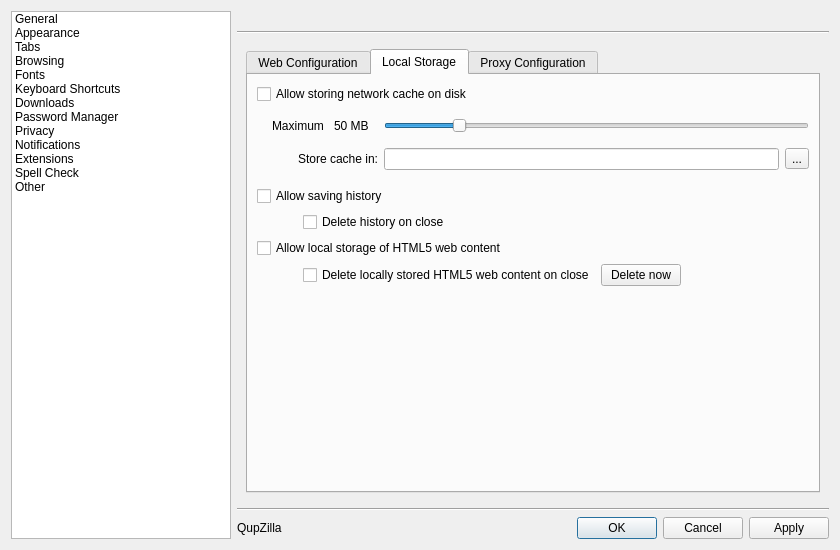
Old version of the form src/lib/preferences/preferences.ui in the repository QupZilla/qupzilla.
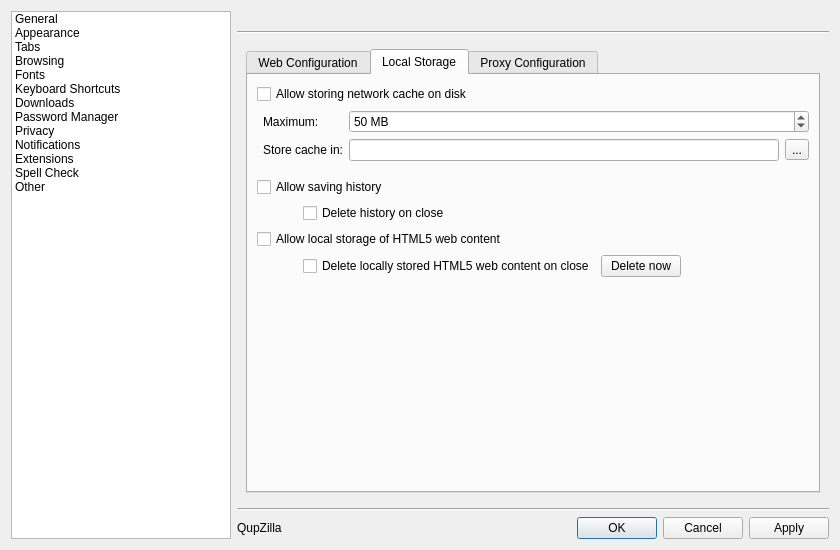
New version of the form. The open tabs and pages were chosen to show the change. Custom widgets are drawn as their Qt base class.

Commit message: Exchanged the cache size slider with a spinbox and enhanced the range

```diff
--- a/src/lib/preferences/preferences.ui
+++ b/src/lib/preferences/preferences.ui
@@ -1212,39 +1212,26 @@
               <layout class="QGridLayout" name="gridLayout_19">
                <item row="0" column="0" colspan="2">
                 <layout class="QGridLayout" name="gridLayout_4">
-                 <item row="1" column="1">
-                  <widget class="QFrame" name="cacheFrame">
-                   <layout class="QHBoxLayout" name="horizontalLayout_5">
-                    <item>
-                     <widget class="QLabel" name="label_21">
-                      <property name="text">
-                       <string>Maximum </string>
-                      </property>
-                     </widget>
-                    </item>
-                    <item>
-                     <widget class="QLabel" name="MBlabel">
-                      <property name="text">
-                       <string>50 MB</string>
-                      </property>
-                     </widget>
-                    </item>
-                   </layout>
+                 <item row="1" column="1">            
+                  <widget class="QLabel" name="label_21">
+                   <property name="text">
+                    <string>Maximum:</string>
+                   </property>
                   </widget>
                  </item>
                  <item row="1" column="2">
-                  <widget class="QSlider" name="cacheMB">
+                  <widget class="QSpinBox" name="cacheMB">
                    <property name="minimum">
-                    <number>20</number>
+                    <number>1</number>
                    </property>
                    <property name="maximum">
-                    <number>200</number>
+                    <number>999999999</number>
                    </property>
-                   <property name="sliderPosition">
+                   <property name="value">
                     <number>50</number>
                    </property>
-                   <property name="orientation">
-                    <enum>Qt::Horizontal</enum>
+                   <property name="suffix">
+                    <string> MB</string>
                    </property>
                   </widget>
                  </item>
```
The commit also changes 2 other files.
